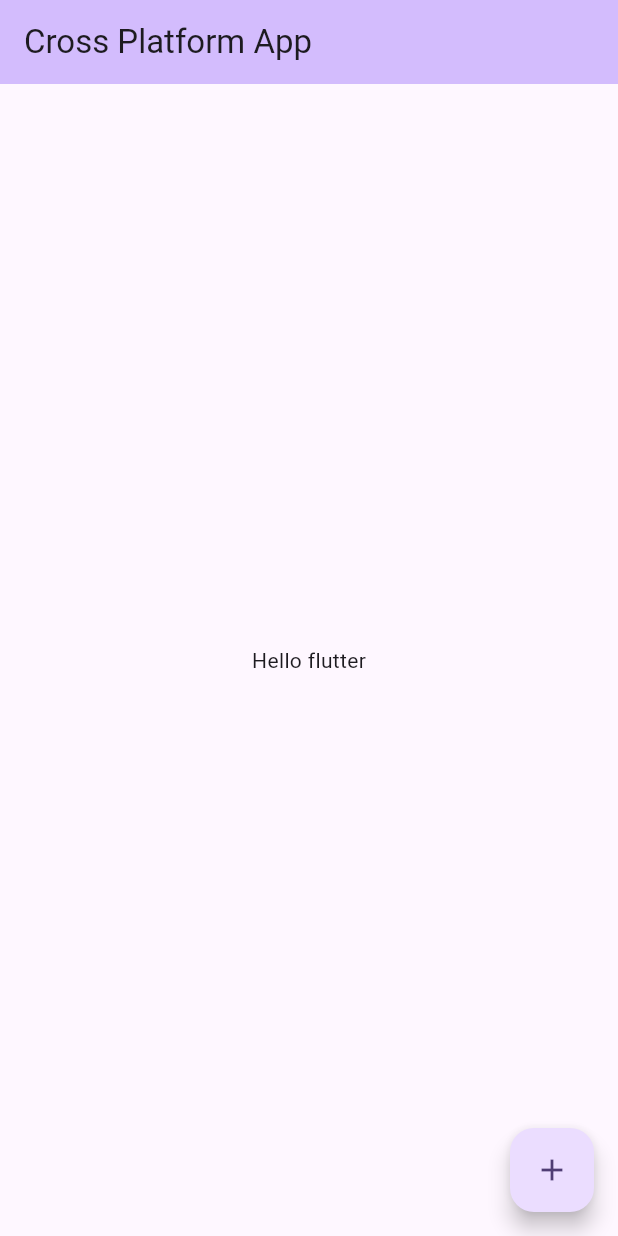
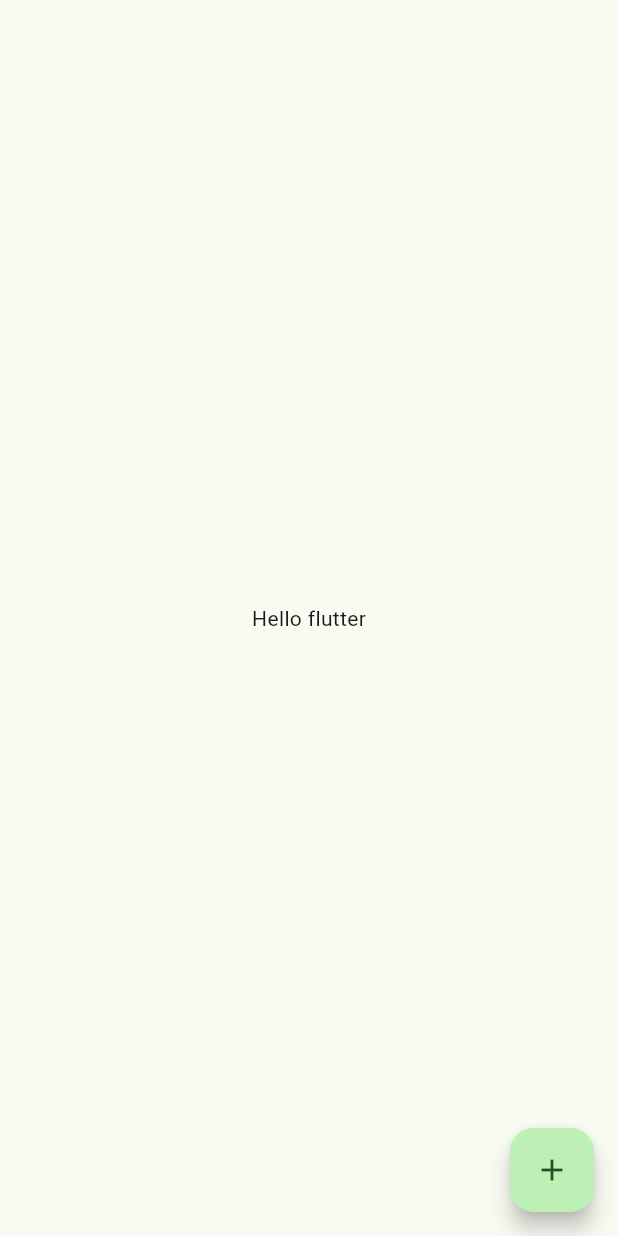
Before and after one commit to mauyz/flutter_clean_code_bloc_app, a Flutter app: the screen it shows after launch, on a phone screen of 412 x 824 dp. Run offline on Flutter 3.47's test engine with Material 3 defaults, Android fonts, the phone set to English and light mode, and no system bars; our stand-ins replace easy_splash_screen.

```diff
--- a/lib/app.dart
+++ b/lib/app.dart
@@ -9,8 +9,9 @@ class App extends StatelessWidget {
     return MaterialApp(
       debugShowCheckedModeBanner: false,
       theme: ThemeData(
-        colorScheme: ColorScheme.fromSeed(seedColor: Colors.deepPurple),
-        useMaterial3: true,
+        colorScheme: ColorScheme.fromSeed(
+          seedColor: Colors.green,
+        ),
       ),
       home: const SplashScreen(),
     );
--- a/lib/presentation/home_page.dart
+++ b/lib/presentation/home_page.dart
@@ -11,19 +11,17 @@ class _HomePageState extends State<HomePage> {
   @override
   Widget build(BuildContext context) {
     return Scaffold(
-      appBar: AppBar(
-        backgroundColor: Theme.of(context).colorScheme.inversePrimary,
-        title: const Text("Cross Platform App"),
-      ),
       body: const Center(
         child: Text(
           'Hello flutter',
         ),
       ),
-      floatingActionButton: const FloatingActionButton(
-        onPressed: null,
+      floatingActionButton: FloatingActionButton(
+        onPressed: () {
+
+        },
         tooltip: 'Add',
-        child: Icon(Icons.add),
+        child: const Icon(Icons.add),
       ),
     );
   }
--- a/lib/presentation/splash_screen.dart
+++ b/lib/presentation/splash_screen.dart
@@ -17,9 +17,7 @@ class _SplashScreenState extends State<SplashScreen> {
       logo: Image.asset(
         Assets.assetsIcLauncher,
       ),
-      backgroundColor: Theme.of(context).colorScheme.inversePrimary,
       durationInSeconds: 5,
-      loaderColor: Theme.of(context).colorScheme.secondary,
       navigator: const HomePage(),
     );
   }
```
